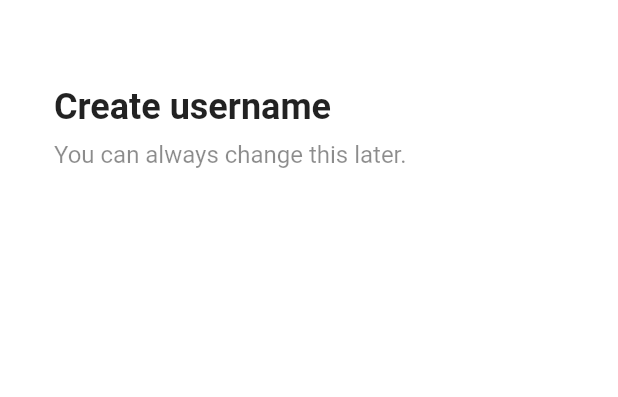
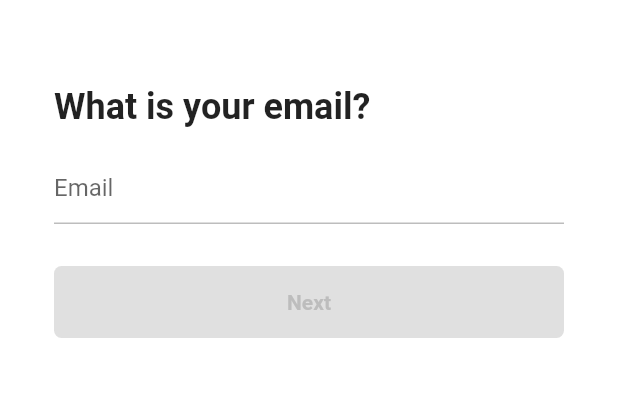
Before and after one commit to JHoo0118/flutter_tiktok_clone, a Flutter app: the EmailScreen screen opened directly, on a phone screen of 412 x 824 dp, the part 58-455 px from its top. Run offline on Flutter 3.47's test engine with Material 2 defaults, Android fonts, the phone set to English and light mode, and no system bars; our stand-ins replace font_awesome_flutter.

Commit message:
FormButton

```diff
--- a/lib/features/authentication/email_screen.dart
+++ b/lib/features/authentication/email_screen.dart
@@ -1,9 +1,36 @@
 import 'package:flutter/material.dart';
 import 'package:tiktok_clone/constants/gaps.dart';
 import 'package:tiktok_clone/constants/sizes.dart';
+import 'package:tiktok_clone/features/authentication/widgets/form_button.dart';
 
-class EmailScreen extends StatelessWidget {
+class EmailScreen extends StatefulWidget {
   const EmailScreen({super.key});
+
+  @override
+  State<EmailScreen> createState() => _EmailScreenState();
+}
+
+class _EmailScreenState extends State<EmailScreen> {
+  final TextEditingController _emailController = TextEditingController();
+
+  String _email = "";
+
+  @override
+  void initState() {
+    super.initState();
+
+    _emailController.addListener(() {
+      setState(() {
+        _email = _emailController.text;
+      });
+    });
+  }
+
+  @override
+  void dispose() {
+    _emailController.dispose();
+    super.dispose();
+  }
 
   @override
   Widget build(BuildContext context) {
@@ -13,29 +40,43 @@ class EmailScreen extends StatelessWidget {
           'Sign Up',
         ),
       ),
-      body: Padding(
+      body: SingleChildScrollView(
+        keyboardDismissBehavior: ScrollViewKeyboardDismissBehavior.onDrag,
+        child: Padding(
           padding: const EdgeInsets.symmetric(horizontal: Sizes.size36),
           child: Column(
             crossAxisAlignment: CrossAxisAlignment.start,
-          children: const [
+            children: [
               Gaps.v40,
-            Text(
-              "Create username",
+              const Text(
+                "What is your email?",
                 style: TextStyle(
                   fontSize: Sizes.size24,
                   fontWeight: FontWeight.w700,
                 ),
               ),
-            Gaps.v8,
-            Text(
-              "You can always change this later.",
-              style: TextStyle(
-                fontSize: Sizes.size16,
-                color: Colors.black45,
-                fontWeight: FontWeight.w400,
+              Gaps.v16,
+              TextField(
+                controller: _emailController,
+                decoration: InputDecoration(
+                  hintText: "Email",
+                  enabledBorder: UnderlineInputBorder(
+                    borderSide: BorderSide(
+                      color: Colors.grey.shade400,
                     ),
-            )
+                  ),
+                  focusedBorder: UnderlineInputBorder(
+                    borderSide: BorderSide(
+                      color: Colors.grey.shade400,
+                    ),
+                  ),
+                ),
+                cursorColor: Theme.of(context).primaryColor,
+              ),
+              Gaps.v28,
+              FormButton(disabled: _email.isEmpty),
             ],
+          ),
         ),
       ),
     );
--- /dev/null
+++ b/lib/features/authentication/widgets/form_button.dart
@@ -0,0 +1,39 @@
+import 'package:flutter/material.dart';
+import 'package:tiktok_clone/constants/sizes.dart';
+
+class FormButton extends StatelessWidget {
+  final bool disabled;
+  const FormButton({
+    super.key,
+    required this.disabled,
+  });
+
+  @override
+  Widget build(BuildContext context) {
+    return FractionallySizedBox(
+      widthFactor: 1,
+      child: AnimatedContainer(
+        padding: const EdgeInsets.symmetric(
+          vertical: Sizes.size16,
+        ),
+        decoration: BoxDecoration(
+          borderRadius: BorderRadius.circular(Sizes.size5),
+          color:
+              disabled ? Colors.grey.shade300 : Theme.of(context).primaryColor,
+        ),
+        duration: const Duration(milliseconds: 300),
+        child: AnimatedDefaultTextStyle(
+          duration: const Duration(milliseconds: 300),
+          style: TextStyle(
+            color: disabled ? Colors.grey.shade400 : Colors.white,
+            fontWeight: FontWeight.w600,
+          ),
+          child: const Text(
+            'Next',
+            textAlign: TextAlign.center,
+          ),
+        ),
+      ),
+    );
+  }
+}
```
Also changed, not shown: lib/features/authentication/username_screen.dart (+21 -21 lines). Lines whose indentation alone changed are shown as unchanged.
